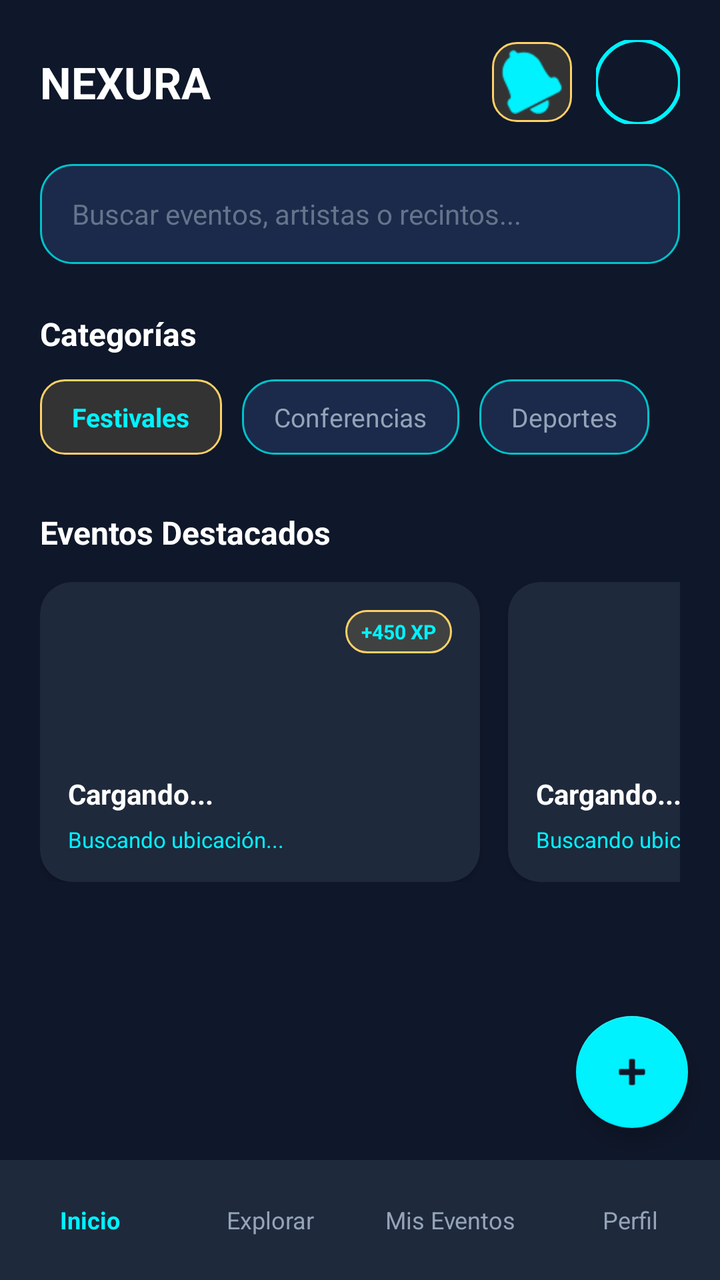
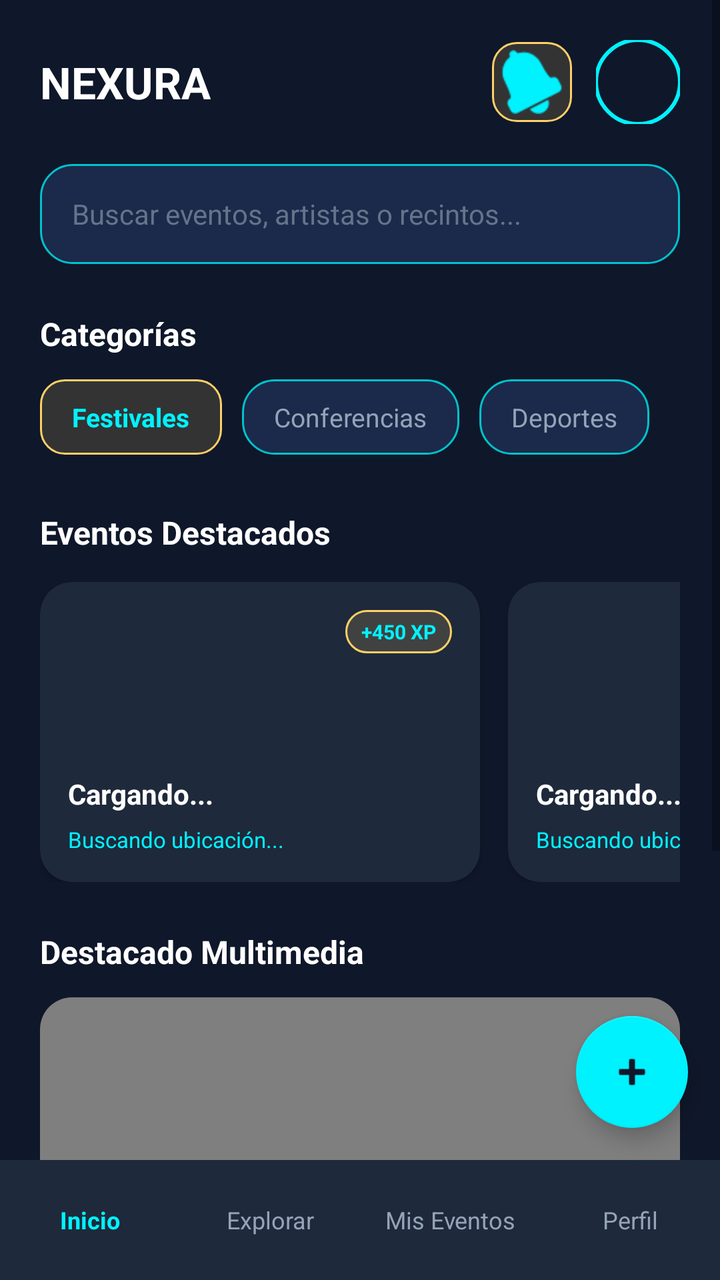

Screens rendered from an Android XML layout before and after an edit, with the pre-edit source and the edit as a unified diff.
<!-- AndroidManifest.xml: application theme Theme.Nexura -->
<!-- res/layout/activity_home.xml -->
<?xml version="1.0" encoding="utf-8"?>
<RelativeLayout xmlns:android="http://schemas.android.com/apk/res/android"
    xmlns:app="http://schemas.android.com/apk/res-auto"
    xmlns:tools="http://schemas.android.com/tools"
    android:layout_width="match_parent"
    android:layout_height="match_parent"
    android:background="#0F172A">

    <ScrollView
        android:layout_width="match_parent"
        android:layout_height="match_parent"
        android:layout_above="@id/bottomNavigation"
        android:fillViewport="true">

        <LinearLayout
            android:layout_width="match_parent"
            android:layout_height="wrap_content"
            android:orientation="vertical"
            android:padding="20dp">

            
            <RelativeLayout
                android:layout_width="match_parent"
                android:layout_height="wrap_content"
                android:layout_marginBottom="20dp">

                <TextView
                    android:layout_width="wrap_content"
                    android:layout_height="wrap_content"
                    android:layout_centerVertical="true"
                    android:text="NEXURA"
                    android:textColor="#FFFFFF"
                    android:textSize="22sp"
                    android:textStyle="bold" />

                <LinearLayout
                    android:layout_width="wrap_content"
                    android:layout_height="wrap_content"
                    android:layout_alignParentEnd="true"
                    android:layout_centerVertical="true"
                    android:gravity="center_vertical"
                    android:orientation="horizontal">

                    
                    <ImageButton
                        android:id="@+id/btnAvisosHeader"
                        android:layout_width="40dp"
                        android:layout_height="40dp"
                        android:layout_marginEnd="12dp"
                        android:background="@drawable/badge"
                        android:contentDescription="Avisos"
                        android:padding="8dp"
                        android:src="@android:drawable/ic_popup_reminder"
                        app:tint="#00F2FE" />

                    
                    <com.google.android.material.imageview.ShapeableImageView
                        android:id="@+id/ivAvatarHeader"
                        android:layout_width="42dp"
                        android:layout_height="42dp"
                        android:scaleType="centerCrop"
                        android:src="@mipmap/ic_launcher"
                        app:shapeAppearanceOverlay="@style/ShapeAppearance.Material3.Corner.Full"
                        app:strokeColor="#00F2FE"
                        app:strokeWidth="2dp" />
                </LinearLayout>
            </RelativeLayout>

            
            <EditText
                android:id="@+id/etSearch"
                android:layout_width="match_parent"
                android:layout_height="50dp"
                android:layout_marginBottom="24dp"
                android:background="@drawable/categoria"
                android:hint="Buscar eventos, artistas o recintos..."
                android:imeOptions="actionSearch"
                android:inputType="text"
                android:paddingHorizontal="16dp"
                android:textColor="#FFFFFF"
                android:textColorHint="#64748B"
                android:textSize="14sp" />

            
            <TextView
                android:layout_width="wrap_content"
                android:layout_height="wrap_content"
                android:layout_marginBottom="12dp"
                android:text="Categorías"
                android:textColor="#FFFFFF"
                android:textSize="16sp"
                android:textStyle="bold" />

            <HorizontalScrollView
                android:layout_width="match_parent"
                android:layout_height="wrap_content"
                android:layout_marginBottom="28dp"
                android:scrollbars="none">

                <LinearLayout
                    android:layout_width="wrap_content"
                    android:layout_height="wrap_content"
                    android:orientation="horizontal">

                    <TextView
                        android:id="@+id/btnCategoryFestivales"
                        android:layout_width="wrap_content"
                        android:layout_height="wrap_content"
                        android:layout_marginEnd="10dp"
                        android:background="@drawable/badge"
                        android:paddingHorizontal="16dp"
                        android:paddingVertical="10dp"
                        android:text="Festivales"
                        android:textColor="#00F2FE"
                        android:textSize="13sp"
                        android:textStyle="bold" />

                    <TextView
                        android:id="@+id/btnCategoryConferencias"
                        android:layout_width="wrap_content"
                        android:layout_height="wrap_content"
                        android:layout_marginEnd="10dp"
                        android:background="@drawable/categoria"
                        android:paddingHorizontal="16dp"
                        android:paddingVertical="10dp"
                        android:text="Conferencias"
                        android:textColor="#94A3B8"
                        android:textSize="13sp" />

                    <TextView
                        android:id="@+id/btnCategoryDeportes"
                        android:layout_width="wrap_content"
                        android:layout_height="wrap_content"
                        android:background="@drawable/categoria"
                        android:paddingHorizontal="16dp"
                        android:paddingVertical="10dp"
                        android:text="Deportes"
                        android:textColor="#94A3B8"
                        android:textSize="13sp" />
                </LinearLayout>
            </HorizontalScrollView>

            
            <TextView
                android:layout_width="wrap_content"
                android:layout_height="wrap_content"
                android:layout_marginBottom="14dp"
                android:text="Eventos Destacados"
                android:textColor="#FFFFFF"
                android:textSize="16sp"
                android:textStyle="bold" />

            <HorizontalScrollView
                android:layout_width="match_parent"
                android:layout_height="wrap_content"
                android:scrollbars="none">

                <LinearLayout
                    android:layout_width="wrap_content"
                    android:layout_height="wrap_content"
                    android:orientation="horizontal">

                    
                    <androidx.cardview.widget.CardView
                        android:id="@+id/cardFeaturedEvent1"
                        android:layout_width="220dp"
                        android:layout_height="150dp"
                        android:layout_marginEnd="14dp"
                        app:cardBackgroundColor="#1E293B"
                        app:cardCornerRadius="16dp">

                        <RelativeLayout
                            android:layout_width="match_parent"
                            android:layout_height="match_parent"
                            android:padding="14dp">

                            <TextView
                                android:id="@+id/tvXpEvent1"
                                android:layout_width="wrap_content"
                                android:layout_height="wrap_content"
                                android:layout_alignParentEnd="true"
                                android:background="@drawable/badge"
                                android:paddingHorizontal="8dp"
                                android:paddingVertical="4dp"
                                android:text="+450 XP"
                                android:textColor="#00F2FE"
                                android:textSize="10sp"
                                android:textStyle="bold" />

                            <TextView
                                android:id="@+id/tvTitleEvent1"
                                android:layout_width="match_parent"
                                android:layout_height="wrap_content"
                                android:layout_above="@id/tvLocationEvent1"
                                android:layout_marginBottom="6dp"
                                android:ellipsize="end"
                                android:maxLines="2"
                                android:text="Cargando..."
                                android:textColor="#FFFFFF"
                                android:textSize="14sp"
                                android:textStyle="bold" />

                            <TextView
                                android:id="@+id/tvLocationEvent1"
                                android:layout_width="match_parent"
                                android:layout_height="wrap_content"
                                android:layout_alignParentBottom="true"
                                android:text="Buscando ubicación..."
                                android:textColor="#00F2FE"
                                android:textSize="11sp" />
                        </RelativeLayout>
                    </androidx.cardview.widget.CardView>

                    
                    <androidx.cardview.widget.CardView
                        android:id="@+id/cardFeaturedEvent2"
                        android:layout_width="220dp"
                        android:layout_height="150dp"
                        android:layout_marginEnd="14dp"
                        app:cardBackgroundColor="#1E293B"
                        app:cardCornerRadius="16dp">

                        <RelativeLayout
                            android:layout_width="match_parent"
                            android:layout_height="match_parent"
                            android:padding="14dp">

                            <TextView
                                android:id="@+id/tvXpEvent2"
                                android:layout_width="wrap_content"
                                android:layout_height="wrap_content"
                                android:layout_alignParentEnd="true"
                                android:background="@drawable/badge"
                                android:paddingHorizontal="8dp"
                                android:paddingVertical="4dp"
                                android:text="+600 XP"
                                android:textColor="#00F2FE"
                                android:textSize="10sp"
                                android:textStyle="bold" />

                            <TextView
                                android:id="@+id/tvTitleEvent2"
                                android:layout_width="match_parent"
                                android:layout_height="wrap_content"
                                android:layout_above="@id/tvLocationEvent2"
                                android:layout_marginBottom="6dp"
                                android:ellipsize="end"
                                android:maxLines="2"
                                android:text="Cargando..."
                                android:textColor="#FFFFFF"
                                android:textSize="14sp"
                                android:textStyle="bold" />

                            <TextView
                                android:id="@+id/tvLocationEvent2"
                                android:layout_width="match_parent"
                                android:layout_height="wrap_content"
                                android:layout_alignParentBottom="true"
                                android:text="Buscando ubicación..."
                                android:textColor="#00F2FE"
                                android:textSize="11sp" />
                        </RelativeLayout>
                    </androidx.cardview.widget.CardView>
                </LinearLayout>
            </HorizontalScrollView>

        </LinearLayout>
    </ScrollView>

    
    <com.google.android.material.floatingactionbutton.FloatingActionButton
        android:id="@+id/btnCreateEvent"
        android:layout_width="wrap_content"
        android:layout_height="wrap_content"
        android:layout_above="@id/bottomNavigation"
        android:layout_alignParentEnd="true"
        android:layout_margin="16dp"
        android:contentDescription="Crear Evento"
        android:src="@android:drawable/ic_input_add"
        app:backgroundTint="#00F2FE"
        app:tint="#0F172A" />

    
    <LinearLayout
        android:id="@+id/bottomNavigation"
        android:layout_width="match_parent"
        android:layout_height="60dp"
        android:layout_alignParentBottom="true"
        android:background="#1E293B"
        android:gravity="center_vertical"
        android:orientation="horizontal"
        android:weightSum="4">

        <TextView
            android:layout_width="0dp"
            android:layout_height="match_parent"
            android:layout_weight="1"
            android:gravity="center"
            android:text="Inicio"
            android:textColor="#00F2FE"
            android:textSize="12sp"
            android:textStyle="bold" />

        <TextView
            android:id="@+id/navExplore"
            android:layout_width="0dp"
            android:layout_height="match_parent"
            android:layout_weight="1"
            android:gravity="center"
            android:text="Explorar"
            android:textColor="#94A3B8"
            android:textSize="12sp" />

        <TextView
            android:id="@+id/navMyEvents"
            android:layout_width="0dp"
            android:layout_height="match_parent"
            android:layout_weight="1"
            android:gravity="center"
            android:text="Mis Eventos"
            android:textColor="#94A3B8"
            android:textSize="12sp" />

        <TextView
            android:id="@+id/navProfile"
            android:layout_width="0dp"
            android:layout_height="match_parent"
            android:layout_weight="1"
            android:gravity="center"
            android:text="Perfil"
            android:textColor="#94A3B8"
            android:textSize="12sp" />
    </LinearLayout>

</RelativeLayout>
<!-- resources referenced by this layout -->
<resources>
  <!-- drawable badge (drawable) -->
  <?xml version="1.0" encoding="utf-8"?>
  <shape xmlns:android="http://schemas.android.com/apk/res/android"
      android:shape="rectangle">
      <solid android:color="#26FFD166" />
      <stroke android:width="1dp" android:color="@color/trophy_gold" />
      <corners android:radius="12dp" />
  </shape>
  <!-- drawable categoria (drawable) -->
  <?xml version="1.0" encoding="utf-8"?>
  <shape xmlns:android="http://schemas.android.com/apk/res/android"
      android:shape="rectangle">
      <solid android:color="@color/surface_card" />
      <stroke android:width="1dp" android:color="@color/neon_cyan" />
      <corners android:radius="16dp" />
  </shape>
  <!-- mipmap ic_launcher (mipmap-anydpi-v26) -->
  <?xml version="1.0" encoding="utf-8"?>
  <adaptive-icon xmlns:android="http://schemas.android.com/apk/res/android">
      <background android:drawable="@color/ic_launcher_background"/>
      <foreground android:drawable="@drawable/ic_launcher_foreground"/>
      <monochrome android:drawable="@drawable/ic_launcher_foreground"/>
  </adaptive-icon>
  <style name="Theme.Nexura" parent="Theme.MaterialComponents.DayNight.NoActionBar">
          
          <item name="colorPrimary">@color/purple_500</item>
          <item name="colorPrimaryVariant">@color/purple_700</item>
          <item name="colorOnPrimary">@color/white</item>
          
          <item name="colorSecondary">@color/teal_200</item>
          <item name="colorSecondaryVariant">@color/teal_700</item>
          <item name="colorOnSecondary">@color/black</item>
          
          <item name="android:statusBarColor">#0F172A</item>
      </style>
  <color name="trophy_gold">#FFD166</color>
  <color name="surface_card">#1B2A4A</color>
  <color name="neon_cyan">#00C2CB</color>
  <color name="ic_launcher_background">#0F172A</color>
  <!-- drawable ic_launcher_foreground: vector/xml drawable (drawable, 2289 chars, omitted) -->
  <color name="purple_500">#FF6200EE</color>
  <color name="purple_700">#FF3700B3</color>
  <color name="white">#FFFFFFFF</color>
  <color name="teal_200">#FF03DAC5</color>
  <color name="teal_700">#FF018786</color>
  <color name="black">#FF000000</color>
</resources>

<!-- the commit's change to res/layout/activity_home.xml (unified diff, before → after) -->
@@ -41,7 +41,6 @@
                     android:gravity="center_vertical"
                     android:orientation="horizontal">
 
-                    
                     <ImageButton
                         android:id="@+id/btnAvisosHeader"
                         android:layout_width="40dp"
@@ -53,7 +52,6 @@
                         android:src="@android:drawable/ic_popup_reminder"
                         app:tint="#00F2FE" />
 
-                    
                     <com.google.android.material.imageview.ShapeableImageView
                         android:id="@+id/ivAvatarHeader"
                         android:layout_width="42dp"
@@ -264,6 +262,33 @@
                 </LinearLayout>
             </HorizontalScrollView>
 
+            
+            <TextView
+                android:layout_width="wrap_content"
+                android:layout_height="wrap_content"
+                android:layout_marginTop="24dp"
+                android:layout_marginBottom="12dp"
+                android:text="Destacado Multimedia"
+                android:textColor="#FFFFFF"
+                android:textSize="16sp"
+                android:textStyle="bold" />
+
+            <androidx.cardview.widget.CardView
+                android:layout_width="match_parent"
+                android:layout_height="200dp"
+                android:layout_marginBottom="72dp"
+                app:cardBackgroundColor="#1E293B"
+                app:cardCornerRadius="16dp"
+                app:cardElevation="4dp">
+
+                <androidx.media3.ui.PlayerView
+                    android:id="@+id/playerViewHome"
+                    android:layout_width="match_parent"
+                    android:layout_height="match_parent"
+                    app:show_buffering="when_playing"
+                    app:use_controller="true" />
+            </androidx.cardview.widget.CardView>
+
         </LinearLayout>
     </ScrollView>
 
